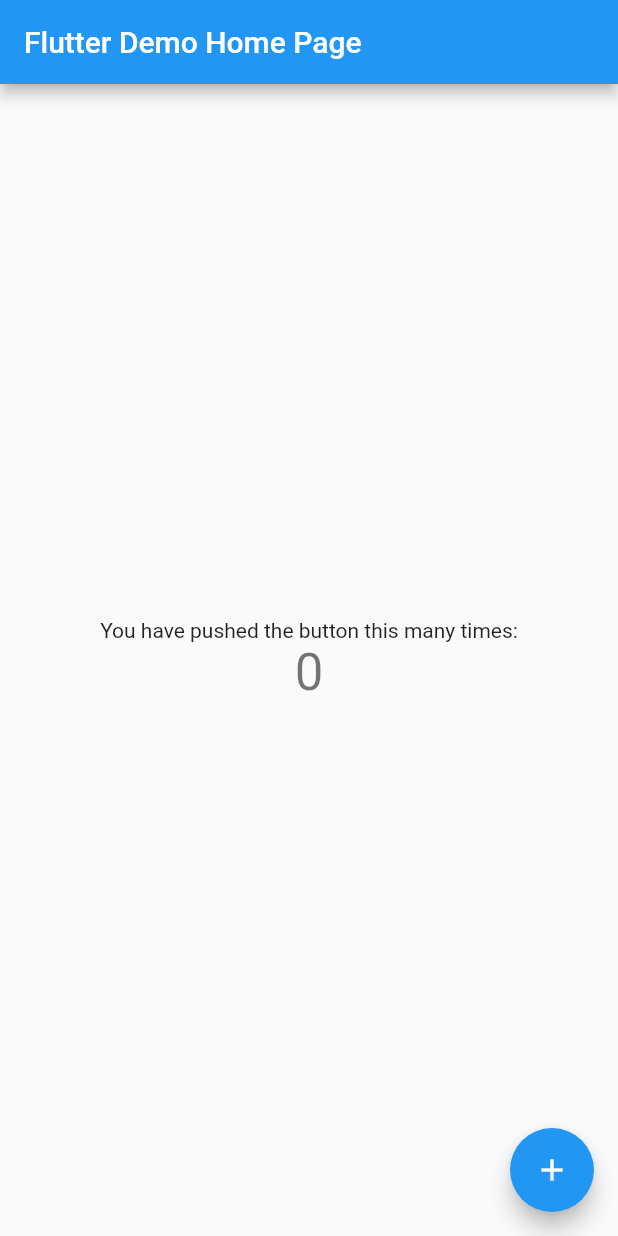
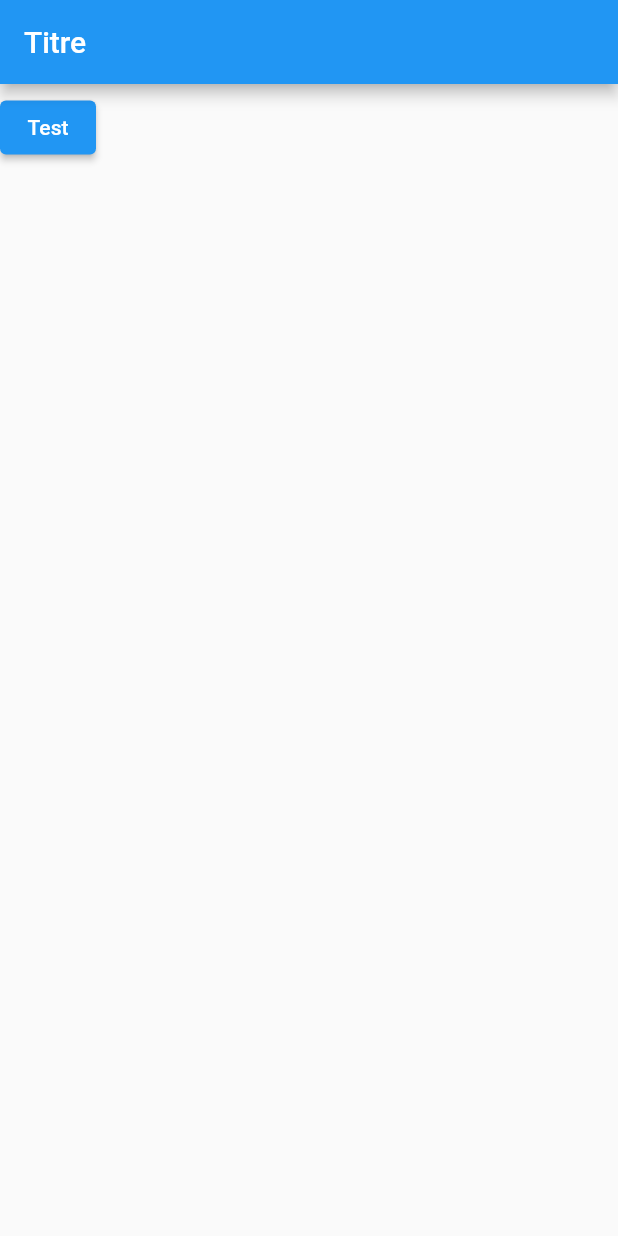
Before and after one commit to SnowDhrop/eventApp, a Flutter app: the screen it shows after launch, on a phone screen of 412 x 824 dp. Run offline on Flutter 3.47's test engine with Material 2 defaults, Android fonts, the phone set to English and light mode, and no system bars.

Commit message:
front-002-EV-create-first-screen

```diff
--- a/frontend/lib/main.dart
+++ b/frontend/lib/main.dart
@@ -1,5 +1,5 @@
 import 'package:flutter/material.dart';
-
+import 'screens/home_page.dart';
 void main() {
   runApp(const MyApp());
 }
@@ -7,109 +7,10 @@ void main() {
 class MyApp extends StatelessWidget {
   const MyApp({super.key});
 
-  // This widget is the root of your application.
   @override
   Widget build(BuildContext context) {
-    return MaterialApp(
-      title: 'Flutter Demo',
-      theme: ThemeData(
-        // This is the theme of your application.
-        //
-        // Try running your application with "flutter run". You'll see the
-        // application has a blue toolbar. Then, without quitting the app, try
-        // changing the primarySwatch below to Colors.green and then invoke
-        // "hot reload" (press "r" in the console where you ran "flutter run",
-        // or simply save your changes to "hot reload" in a Flutter IDE).
-        // Notice that the counter didn't reset back to zero; the application
-        // is not restarted.
-        primarySwatch: Colors.blue,
-      ),
-      home: const MyHomePage(title: 'Flutter Demo Home Page'),
+    return const MaterialApp(
+      home: HomePage(),
     );
   }
 }
-
-class MyHomePage extends StatefulWidget {
-  const MyHomePage({super.key, required this.title});
-
-  // This widget is the home page of your application. It is stateful, meaning
-  // that it has a State object (defined below) that contains fields that affect
-  // how it looks.
-
-  // This class is the configuration for the state. It holds the values (in this
-  // case the title) provided by the parent (in this case the App widget) and
-  // used by the build method of the State. Fields in a Widget subclass are
-  // always marked "final".
-
-  final String title;
-
-  @override
-  State<MyHomePage> createState() => _MyHomePageState();
-}
-
-class _MyHomePageState extends State<MyHomePage> {
-  int _counter = 0;
-
-  void _incrementCounter() {
-    setState(() {
-      // This call to setState tells the Flutter framework that something has
-      // changed in this State, which causes it to rerun the build method below
-      // so that the display can reflect the updated values. If we changed
-      // _counter without calling setState(), then the build method would not be
-      // called again, and so nothing would appear to happen.
-      _counter++;
-    });
-  }
-
-  @override
-  Widget build(BuildContext context) {
-    // This method is rerun every time setState is called, for instance as done
-    // by the _incrementCounter method above.
-    //
-    // The Flutter framework has been optimized to make rerunning build methods
-    // fast, so that you can just rebuild anything that needs updating rather
-    // than having to individually change instances of widgets.
-    return Scaffold(
-      appBar: AppBar(
-        // Here we take the value from the MyHomePage object that was created by
-        // the App.build method, and use it to set our appbar title.
-        title: Text(widget.title),
-      ),
-      body: Center(
-        // Center is a layout widget. It takes a single child and positions it
-        // in the middle of the parent.
-        child: Column(
-          // Column is also a layout widget. It takes a list of children and
-          // arranges them vertically. By default, it sizes itself to fit its
-          // children horizontally, and tries to be as tall as its parent.
-          //
-          // Invoke "debug painting" (press "p" in the console, choose the
-          // "Toggle Debug Paint" action from the Flutter Inspector in Android
-          // Studio, or the "Toggle Debug Paint" command in Visual Studio Code)
-          // to see the wireframe for each widget.
-          //
-          // Column has various properties to control how it sizes itself and
-          // how it positions its children. Here we use mainAxisAlignment to
-          // center the children vertically; the main axis here is the vertical
-          // axis because Columns are vertical (the cross axis would be
-          // horizontal).
-          mainAxisAlignment: MainAxisAlignment.center,
-          children: <Widget>[
-            const Text(
-              'You have pushed the button this many times:',
-            ),
-            Text(
-              '$_counter',
-              style: Theme.of(context).textTheme.headlineMedium,
-            ),
-          ],
-        ),
-      ),
-      floatingActionButton: FloatingActionButton(
-        onPressed: _incrementCounter,
-        tooltip: 'Increment',
-        child: const Icon(Icons.add),
-      ), // This trailing comma makes auto-formatting nicer for build methods.
-    );
-  }
-}
--- /dev/null
+++ b/frontend/lib/screens/home_page.dart
@@ -0,0 +1,24 @@
+import 'package:flutter/material.dart';
+
+class HomePage extends StatelessWidget {
+  const HomePage({super.key});
+
+  @override
+  Widget build(BuildContext context) {
+    return Scaffold(
+      appBar: AppBar(
+          title: const Text('Titre'),
+          automaticallyImplyLeading: true
+      ),
+      body:
+      Padding(
+              padding: const EdgeInsetsDirectional.fromSTEB(0, 5, 0, 10),
+              child: ElevatedButton(
+                onPressed: () {
+                  Navigator.pushNamed(context, '/GetStore');
+                }, child: const Text('Test'),
+              )
+            )
+    );
+  }
+}
```
